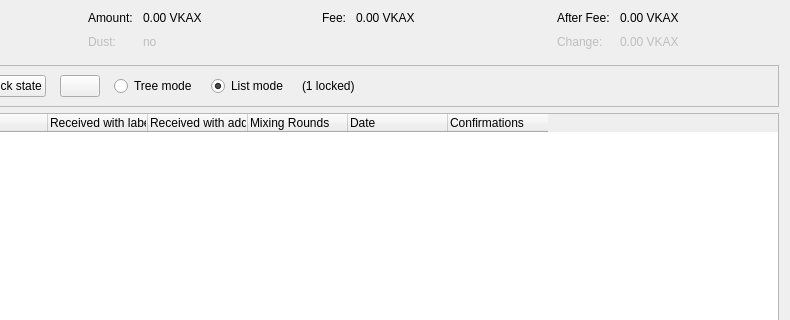
Before: the Qt Designer form src/qt/forms/coincontroldialog.ui in vkaxproject/vkax, drawn with Qt 5; both pictures show x 164 to 954 and y 0 to 320 of the 954 by 500 pixel window.
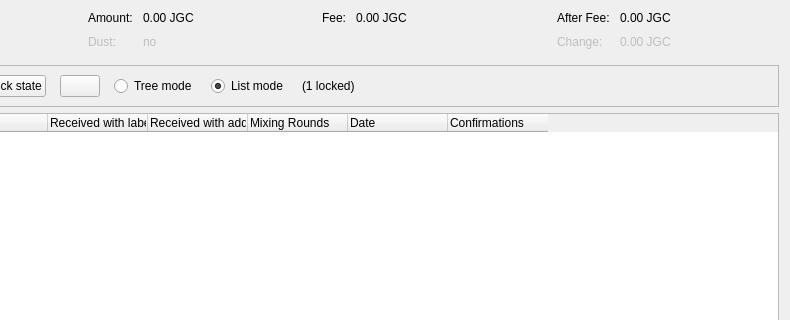
After: the same form once the commit is applied. Custom widgets are drawn as their Qt base class.

Commit message: Rename vkax to jagoancoin

Diff of the .ui file:
```diff
--- a/src/qt/forms/coincontroldialog.ui
+++ b/src/qt/forms/coincontroldialog.ui
@@ -114,7 +114,7 @@
           <enum>Qt::ActionsContextMenu</enum>
          </property>
          <property name="text">
-          <string notr="true">0.00 VKAX</string>
+          <string notr="true">0.00 JGC</string>
          </property>
          <property name="textInteractionFlags">
           <set>Qt::LinksAccessibleByMouse|Qt::TextSelectableByKeyboard|Qt::TextSelectableByMouse</set>
@@ -182,7 +182,7 @@
           <enum>Qt::ActionsContextMenu</enum>
          </property>
          <property name="text">
-          <string notr="true">0.00 VKAX</string>
+          <string notr="true">0.00 JGC</string>
          </property>
          <property name="textInteractionFlags">
           <set>Qt::LinksAccessibleByMouse|Qt::TextSelectableByKeyboard|Qt::TextSelectableByMouse</set>
@@ -221,7 +221,7 @@
           <enum>Qt::ActionsContextMenu</enum>
          </property>
          <property name="text">
-          <string notr="true">0.00 VKAX</string>
+          <string notr="true">0.00 JGC</string>
          </property>
          <property name="textInteractionFlags">
           <set>Qt::LinksAccessibleByMouse|Qt::TextSelectableByKeyboard|Qt::TextSelectableByMouse</set>
@@ -250,7 +250,7 @@
           <enum>Qt::ActionsContextMenu</enum>
          </property>
          <property name="text">
-          <string notr="true">0.00 VKAX</string>
+          <string notr="true">0.00 JGC</string>
          </property>
          <property name="textInteractionFlags">
           <set>Qt::LinksAccessibleByMouse|Qt::TextSelectableByKeyboard|Qt::TextSelectableByMouse</set>
```
The commit also changes 226 other files.
